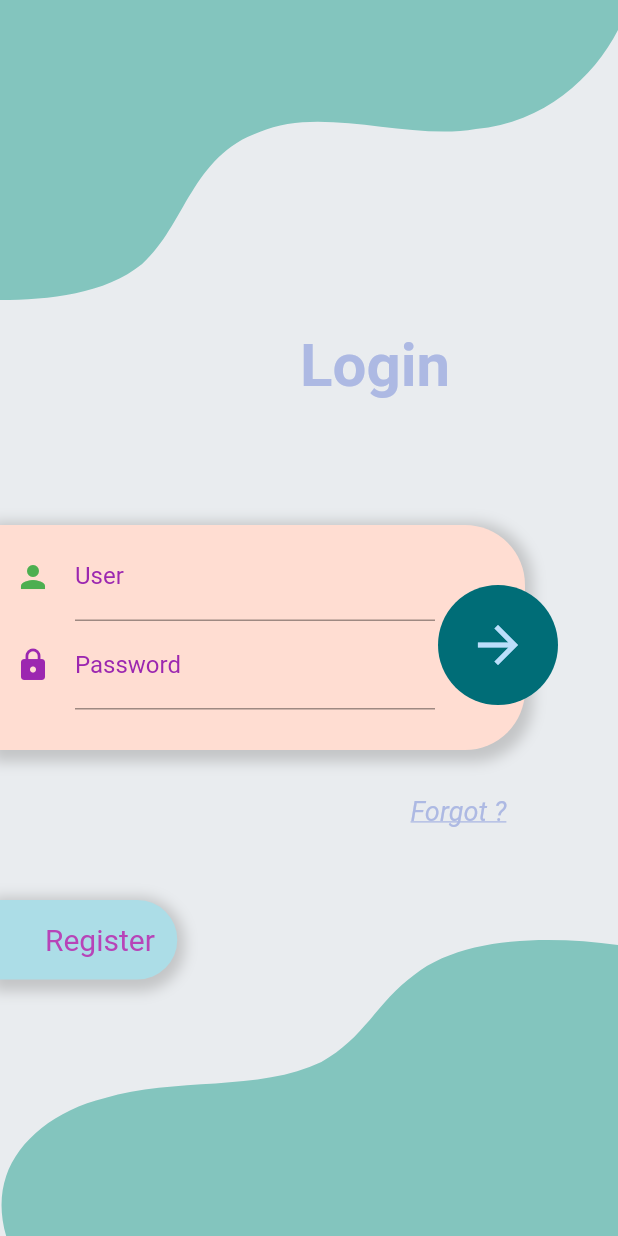
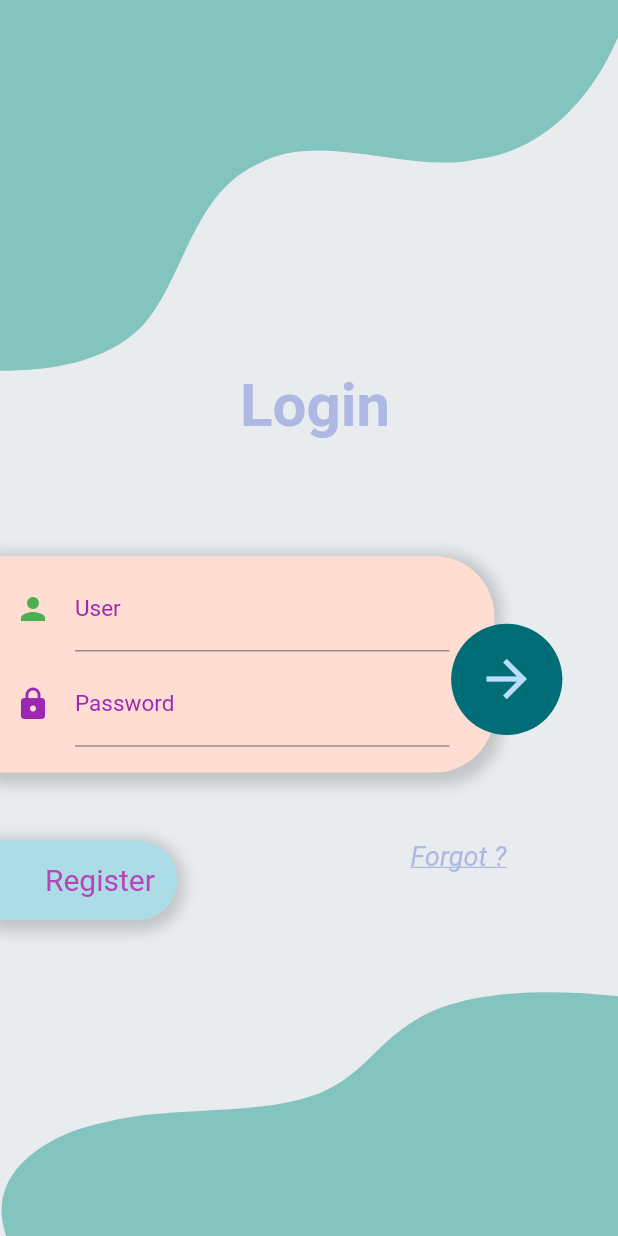
Before and after one commit to goby33/trivial_pursuit_tristan_six_martin_gobert, a Flutter app: the screen it shows after launch, on a phone screen of 412 x 824 dp. Run offline on Flutter 3.47's test engine with Material 2 defaults, Android fonts, the phone set to English and light mode, and no system bars; our stand-ins replace firebase_core, get, get_storage, go_router; accounts and stored records are empty.

Commit message:
fix(login): fix respponsive design

```diff
--- a/lib/ui/pages/login/login.dart
+++ b/lib/ui/pages/login/login.dart
@@ -9,7 +9,10 @@ class Login extends StatelessWidget {
 
   @override
   Widget build(BuildContext context) {
+    var heightPage = MediaQuery.of(context).size.height;
+    var widthPage = MediaQuery.of(context).size.width;
     return Scaffold(
+      resizeToAvoidBottomInset: false,
       backgroundColor: const Color.fromRGBO(233, 236, 239, 1),
       body: Stack(
         children: <Widget>[
@@ -17,14 +20,13 @@ class Login extends StatelessWidget {
             alignment: Alignment.topLeft,
             child: CustomPaint(
               painter: HeaderPainter(),
-              child: SizedBox(
-                  width: MediaQuery.of(context).size.width, height: 200),
+              child: SizedBox(width: widthPage, height: heightPage * 0.3),
             ),
           ),
-          const Positioned(
-            top: 220,
-            left: 200,
-            child: Text(
+          Positioned(
+            top: heightPage * 0.30,
+            left: 160,
+            child: const Text(
               "Login",
               style: TextStyle(
                 fontSize: 40,
@@ -34,16 +36,16 @@ class Login extends StatelessWidget {
             ),
           ),
           Positioned(
-            top: 350,
+            top: heightPage * 0.45,
             child: SizedBox(
-              width: MediaQuery.of(context).size.width,
+              width: widthPage,
               child: const LoginForm(),
             ),
           ),
-          const Positioned(
-            top: 530,
+          Positioned(
+            top: heightPage * 0.68,
             right: 70,
-            child: Text(
+            child: const Text(
               "Forgot ? ",
               style: TextStyle(
                 fontSize: 18,
@@ -54,7 +56,7 @@ class Login extends StatelessWidget {
             ),
           ),
           Positioned(
-            top: 600,
+            top: heightPage * 0.68,
             left: 0,
             child: GestureDetector(
                 onTap: () {
@@ -96,8 +98,7 @@ class Login extends StatelessWidget {
             alignment: Alignment.bottomLeft,
             child: CustomPaint(
               painter: BottomPainter(),
-              child: SizedBox(
-                  width: MediaQuery.of(context).size.width, height: 200),
+              child: SizedBox(width: widthPage, height: heightPage * 0.2),
             ),
           ),
         ],
--- a/lib/ui/pages/login/widgets/login_form.dart
+++ b/lib/ui/pages/login/widgets/login_form.dart
@@ -6,7 +6,7 @@ class LoginForm extends StatelessWidget {
 
   @override
   Widget build(BuildContext context) {
-    // TODO: implement build
+    var widthPage = MediaQuery.of(context).size.width;
     return Stack(
       alignment: Alignment.center,
       children: [
@@ -14,13 +14,12 @@ class LoginForm extends StatelessWidget {
           alignment: Alignment.topLeft,
           child: Container(
             padding: const EdgeInsets.only(
-              top: 5,
               left: 10,
-              right: 60,
-              bottom: 5,
+              right: 30,
+              bottom: 10,
             ),
-            width: 350,
-            height: 150,
+            width: widthPage * 0.8,
+            height: widthPage * 0.35,
             decoration: BoxDecoration(
               color: const Color.fromRGBO(255, 221, 210, 1),
               borderRadius: const BorderRadius.only(
@@ -37,9 +36,11 @@ class LoginForm extends StatelessWidget {
               ],
             ),
             child: Column(
+              mainAxisSize: MainAxisSize.max,
+              mainAxisAlignment: MainAxisAlignment.spaceEvenly,
               children: const [
                 TextField(
-                  style: TextStyle(color: Colors.white),
+                  style: TextStyle(color: Colors.white, fontSize: 15),
                   obscureText: false,
                   decoration: InputDecoration(
                     labelText: 'User',
@@ -48,6 +49,7 @@ class LoginForm extends StatelessWidget {
                   ),
                 ),
                 TextField(
+                  style: TextStyle(fontSize: 15),
                   obscureText: true,
                   decoration: InputDecoration(
                       labelText: 'Password', icon: Icon(Icons.lock)),
@@ -57,16 +59,16 @@ class LoginForm extends StatelessWidget {
           ),
         ),
         Positioned(
-          right: 40,
-          top: 40,
+          right: widthPage * 0.09,
+          top: 45,
           child: GestureDetector(
             onTap: () {
               GoRouter.of(context).push("/");
             },
-            child: const CircleAvatar(
-              minRadius: 40,
-              backgroundColor: Color.fromRGBO(0, 109, 119, 1),
-              child: Icon(
+            child: CircleAvatar(
+              minRadius: widthPage * 0.09,
+              backgroundColor: const Color.fromRGBO(0, 109, 119, 1),
+              child: const Icon(
                 Icons.arrow_forward,
                 size: 40,
               ),
--- a/lib/ui/pages/subscription/subscription.dart
+++ b/lib/ui/pages/subscription/subscription.dart
@@ -15,6 +15,7 @@ class _SubscriptionState extends State<Subscription> {
   @override
   Widget build(BuildContext context) {
     return Scaffold(
+      resizeToAvoidBottomInset: false,
       body: Stack(
         children: <Widget>[
           Align(
@@ -58,10 +59,10 @@ class _SubscriptionState extends State<Subscription> {
                     )),
                     TextField(
                         decoration: InputDecoration(
-                          prefixIcon: Icon(Icons.abc),
-                          border: OutlineInputBorder(),
-                          hintText: 'Entrer un mot de passe',
-                        )),
+                      prefixIcon: Icon(Icons.abc),
+                      border: OutlineInputBorder(),
+                      hintText: 'Entrer un mot de passe',
+                    )),
                   ]),
             ),
           ),
```
